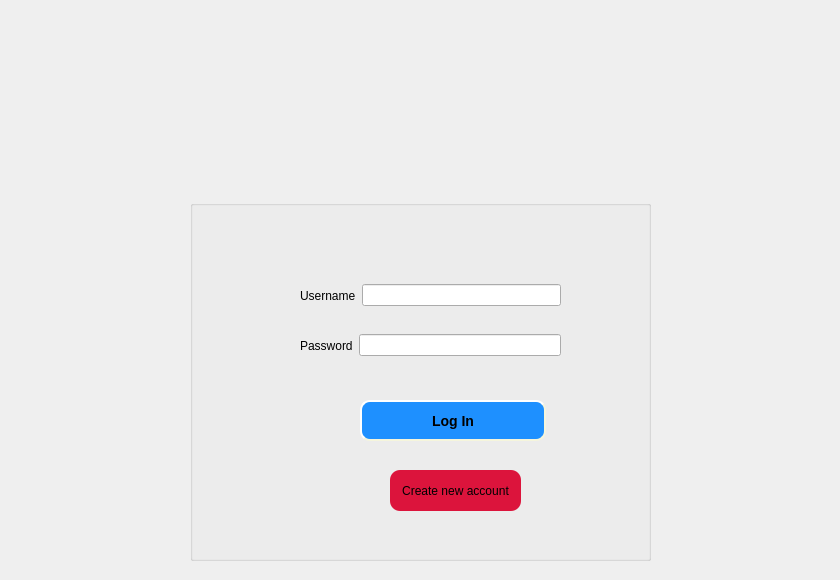
Qt form CuringCamPAINS/gui/logingui.ui (CS-205-S22/CuringCamPAINS) before a commit.
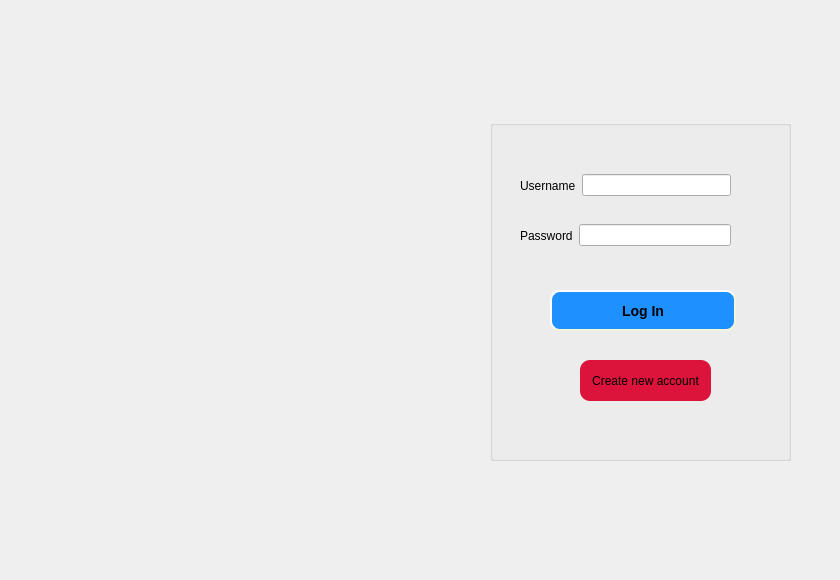
The same form after that commit.

Patch:
```diff
--- a/CuringCamPAINS/gui/logingui.ui
+++ b/CuringCamPAINS/gui/logingui.ui
@@ -13,13 +13,16 @@
   <property name="windowTitle">
    <string>Dialog</string>
   </property>
+  <property name="styleSheet">
+   <string notr="true">background-color:rgb(137 143 156);</string>
+  </property>
   <widget class="QGroupBox" name="groupBox">
    <property name="geometry">
     <rect>
-     <x>190</x>
-     <y>200</y>
-     <width>461</width>
-     <height>361</height>
+     <x>490</x>
+     <y>120</y>
+     <width>301</width>
+     <height>341</height>
     </rect>
    </property>
    <property name="title">
@@ -28,8 +31,8 @@
    <widget class="QPushButton" name="submission">
     <property name="geometry">
      <rect>
-      <x>170</x>
-      <y>200</y>
+      <x>60</x>
+      <y>170</y>
       <width>186</width>
       <height>41</height>
      </rect>
@@ -54,9 +57,9 @@
    <widget class="QWidget" name="layoutWidget">
     <property name="geometry">
      <rect>
-      <x>110</x>
-      <y>80</y>
-      <width>261</width>
+      <x>30</x>
+      <y>50</y>
+      <width>211</width>
       <height>31</height>
      </rect>
     </property>
@@ -76,9 +79,9 @@
    <widget class="QWidget" name="layoutWidget">
     <property name="geometry">
      <rect>
-      <x>110</x>
-      <y>130</y>
-      <width>261</width>
+      <x>30</x>
+      <y>100</y>
+      <width>211</width>
       <height>31</height>
      </rect>
     </property>
@@ -102,8 +105,8 @@
    <widget class="QPushButton" name="registration">
     <property name="geometry">
      <rect>
-      <x>200</x>
-      <y>270</y>
+      <x>90</x>
+      <y>240</y>
       <width>131</width>
       <height>41</height>
      </rect>
@@ -122,10 +125,10 @@
   <widget class="QLabel" name="logo">
    <property name="geometry">
     <rect>
-     <x>300</x>
-     <y>40</y>
-     <width>241</width>
-     <height>141</height>
+     <x>20</x>
+     <y>130</y>
+     <width>421</width>
+     <height>291</height>
     </rect>
    </property>
    <property name="text">
```
